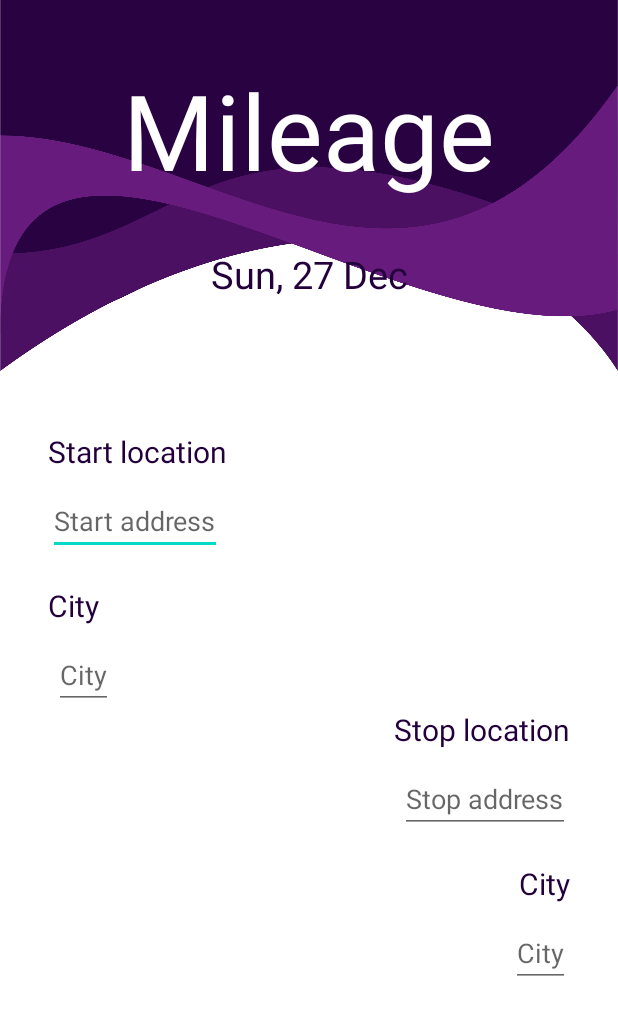
After one commit to SwaginatorOne/ProjektArbeteKlientProgrammering, an Android app: the MileageActivity screen opened directly, with no data from a screen before it, on a phone screen of 412 x 824 dp. The commit adds this screen. Shown: the top 1015 px of the screen. Run offline under Robolectric (Android 15) with nearby library versions, the phone set to English and light mode, and no system bars.

Commit message:
börjat med mileage och fixat lite mer med tiderna

```diff
--- /dev/null
+++ b/app/src/main/java/com/example/Tajming/MileageActivity.java
@@ -0,0 +1,31 @@
+package com.example.Tajming;
+
+import androidx.appcompat.app.AppCompatActivity;
+
+import android.os.Bundle;
+import android.widget.TextView;
+
+import java.text.SimpleDateFormat;
+import java.util.Calendar;
+import java.util.Date;
+import java.util.Locale;
+
+public class MileageActivity extends AppCompatActivity
+{
+    SimpleDateFormat dayFormat = new SimpleDateFormat("E, dd MMM", Locale.ENGLISH);
+    Calendar calendar = Calendar.getInstance();
+    Date date = new Date();
+    TextView textView_current_day_mileage;
+
+    @Override
+    protected void onCreate(Bundle savedInstanceState)
+    {
+        super.onCreate(savedInstanceState);
+        setContentView(R.layout.activity_mileage);
+
+        textView_current_day_mileage = findViewById(R.id.textField_current_day_mileage);
+        String current_day = dayFormat.format(date);
+        textView_current_day_mileage.setText(current_day);
+
+    }
+}
--- a/app/src/main/java/com/example/Tajming/SignUpActivity.java
+++ b/app/src/main/java/com/example/Tajming/SignUpActivity.java
@@ -57,7 +57,7 @@ public class SignUpActivity extends AppCompatActivity
         if(firebaseAuth.getCurrentUser() != null)
         {
             Toast.makeText(this, "User already logged in", Toast.LENGTH_LONG).show();
-            Intent intent = new Intent(SignUpActivity.this, HomeActivity.class);
+            Intent intent = new Intent(SignUpActivity.this, MainActivity.class);
             startActivity(intent);
             finish();
         }
--- /dev/null
+++ b/app/src/main/res/layout/activity_mileage.xml
@@ -0,0 +1,135 @@
+<?xml version="1.0" encoding="utf-8"?>
+<androidx.constraintlayout.widget.ConstraintLayout xmlns:android="http://schemas.android.com/apk/res/android"
+    xmlns:app="http://schemas.android.com/apk/res-auto"
+    xmlns:tools="http://schemas.android.com/tools"
+    android:layout_width="match_parent"
+    android:layout_height="match_parent"
+    tools:context=".MileageActivity">
+
+    <ImageView
+        android:id="@+id/mainWave_MileageActivity"
+        android:layout_width="wrap_content"
+        android:layout_height="0dp"
+        android:cropToPadding="false"
+        android:scaleType="fitXY"
+        android:src="@drawable/wave_main"
+        app:layout_constraintEnd_toEndOf="parent"
+        app:layout_constraintHeight_default="percent"
+        app:layout_constraintHeight_percent=".3"
+        app:layout_constraintStart_toStartOf="parent"
+        app:layout_constraintTop_toTopOf="parent" />
+
+    <TextView
+        android:id="@+id/textView_MileageActivity"
+        android:layout_width="wrap_content"
+        android:layout_height="wrap_content"
+        android:layout_marginTop="40dp"
+        android:text="@string/mileage"
+        android:textColor="@color/white"
+        android:textSize="70sp"
+        app:layout_constraintEnd_toEndOf="parent"
+        app:layout_constraintHorizontal_bias="0.498"
+        app:layout_constraintStart_toStartOf="parent"
+        app:layout_constraintTop_toTopOf="parent" />
+
+    <TextView
+        android:id="@+id/textField_current_day_mileage"
+        android:layout_width="wrap_content"
+        android:layout_height="wrap_content"
+        android:layout_marginTop="32dp"
+        android:text="currentDay"
+        android:textColor="@color/purple_main"
+        android:textSize="25dp"
+        app:layout_constraintEnd_toEndOf="parent"
+        app:layout_constraintStart_toStartOf="parent"
+        app:layout_constraintTop_toBottomOf="@+id/textView_MileageActivity" />
+
+    <TextView
+        android:id="@+id/textView_start_address"
+        android:layout_width="wrap_content"
+        android:layout_height="wrap_content"
+        android:layout_marginStart="32dp"
+        android:layout_marginTop="40dp"
+        android:text="@string/start_location"
+        android:textColor="@color/purple_main"
+        android:textSize="20dp"
+        app:layout_constraintStart_toStartOf="parent"
+        app:layout_constraintTop_toBottomOf="@+id/mainWave_MileageActivity" />
+
+    <EditText
+        android:id="@+id/editText_start_address_mileage"
+        android:layout_width="wrap_content"
+        android:layout_height="wrap_content"
+        android:layout_marginStart="32dp"
+        android:layout_marginTop="10dp"
+        android:hint="Start address"
+        app:layout_constraintStart_toStartOf="parent"
+        app:layout_constraintTop_toBottomOf="@+id/textView_start_address" />
+
+    <TextView
+        android:id="@+id/textView_start_address_city"
+        android:layout_width="wrap_content"
+        android:layout_height="wrap_content"
+        android:layout_marginStart="32dp"
+        android:layout_marginTop="20dp"
+        android:text="@string/city"
+        android:textColor="@color/purple_main"
+        android:textSize="20dp"
+        app:layout_constraintStart_toStartOf="parent"
+        app:layout_constraintTop_toBottomOf="@+id/editText_start_address_mileage" />
+
+    <EditText
+        android:id="@+id/editText_start_address_city_mileage"
+        android:layout_width="wrap_content"
+        android:layout_height="wrap_content"
+        android:layout_marginStart="36dp"
+        android:layout_marginTop="10dp"
+        android:hint="City"
+        app:layout_constraintStart_toStartOf="parent"
+        app:layout_constraintTop_toBottomOf="@+id/textView_start_address_city" />
+
+    <TextView
+        android:id="@+id/textView_stop_address"
+        android:layout_width="wrap_content"
+        android:layout_height="wrap_content"
+        android:layout_marginEnd="32dp"
+        android:text="@string/stop_location"
+        android:textColor="@color/purple_main"
+        android:textSize="20dp"
+        app:layout_constraintEnd_toEndOf="parent"
+        app:layout_constraintTop_toBottomOf="@+id/editText_start_address_city_mileage" />
+
+    <EditText
+        android:id="@+id/editText_stop_address_mileage"
+        android:layout_width="wrap_content"
+        android:layout_height="wrap_content"
+        android:layout_marginTop="10dp"
+        android:layout_marginEnd="32dp"
+        android:hint="Stop address"
+        app:layout_constraintEnd_toEndOf="parent"
+        app:layout_constraintTop_toBottomOf="@+id/textView_stop_address" />
+
+    <TextView
+        android:id="@+id/textView_stop_address_city"
+        android:layout_width="wrap_content"
+        android:layout_height="wrap_content"
+        android:layout_marginTop="20dp"
+        android:layout_marginEnd="32dp"
+        android:text="@string/city"
+        android:textColor="@color/purple_main"
+        android:textSize="20dp"
+        app:layout_constraintEnd_toEndOf="parent"
+        app:layout_constraintTop_toBottomOf="@+id/editText_stop_address_mileage" />
+
+    <EditText
+        android:id="@+id/editText_stop_address_city_mileage"
+        android:layout_width="wrap_content"
+        android:layout_height="wrap_content"
+        android:layout_marginTop="10dp"
+        android:layout_marginEnd="32dp"
+        android:hint="City"
+        app:layout_constraintEnd_toEndOf="parent"
+        app:layout_constraintTop_toBottomOf="@+id/textView_stop_address_city" />
+
+
+</androidx.constraintlayout.widget.ConstraintLayout>
--- a/app/src/main/res/values/strings.xml
+++ b/app/src/main/res/values/strings.xml
@@ -21,4 +21,7 @@
     <string name="phone_number">Phone number</string>
     <string name="password">Password</string>
     <string name="forgot_password">Forgot your password?</string>
+    <string name="start_location">Start location</string>
+    <string name="stop_location">Stop location</string>
+    <string name="city">City</string>
 </resources>
```
Also changed, not shown: app/src/main/AndroidManifest.xml (+6 -5 lines), app/src/main/java/com/example/Tajming/HomeActivity.java (+14 -6 lines), app/src/main/java/com/example/Tajming/TimeManagerActivity.java (+27 -5 lines), app/src/main/res/layout/activity_home.xml (+7 -6 lines), app/src/main/res/layout/activity_main.xml (+4 -3 lines), app/src/main/res/layout/activity_profile_manager.xml (+4 -4 lines), app/src/main/res/layout/activity_sign_up.xml (+4 -4 lines), app/src/main/res/layout/activity_time_manager.xml (+17 -5 lines), app/src/main/res/drawable-xxhdpi/tajming_logo.png (renamed from app/src/main/res/drawable-v24/tajming_logo.png), app/src/main/res/drawable-xxhdpi/wave_bottom.png (renamed from app/src/main/res/drawable-v24/wave_bottom.png), app/src/main/res/drawable-xxhdpi/wave_double_bottom.png (renamed from app/src/main/res/drawable-v24/wave_double_bottom.png), app/src/main/res/drawable-xxhdpi/wave_main.png (renamed from app/src/main/res/drawable-v24/wave_main.png).
